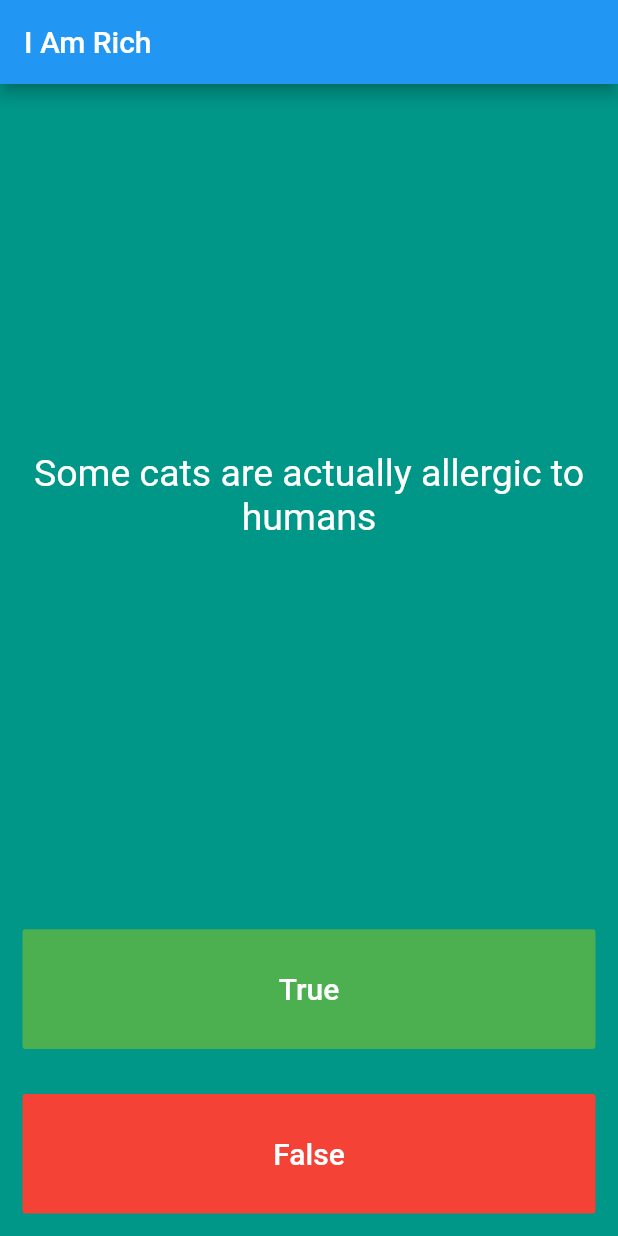
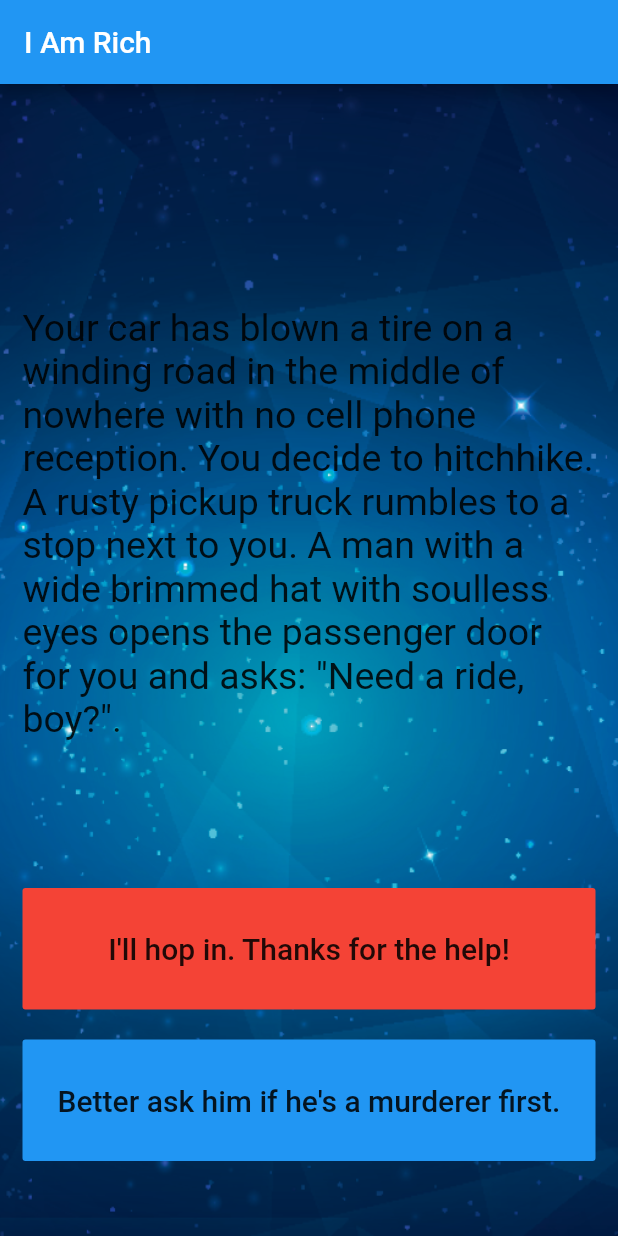
Before and after one commit to Dararii/flutter_learn, a Flutter app: the screen it shows after launch, on a phone screen of 412 x 824 dp. Run offline on Flutter 3.47's test engine with Material 2 defaults, Android fonts, the phone set to English and light mode, and no system bars; our stand-ins replace audioplayers, rflutter_alert.

Commit message:
Challenge: Destiny Bos

```diff
--- /dev/null
+++ b/lib/destiny_main.dart
@@ -0,0 +1,95 @@
+import 'package:flutter/material.dart';
+import 'package:flutter_learn/destiny_story_brain.dart';
+
+class StoryPage extends StatefulWidget {
+  _StoryPageState createState() => _StoryPageState();
+}
+
+class _StoryPageState extends State<StoryPage> {
+  //TODO: Step 9 - Create a new storyBrain object from the StoryBrain class.
+  StoryBrain storyBrain = StoryBrain();
+
+  @override
+  Widget build(BuildContext context) {
+    return Scaffold(
+      body: Container(
+        decoration: BoxDecoration(
+          image: DecorationImage(
+              image: AssetImage("images/background.png"), fit: BoxFit.fill),
+        ),
+        padding: EdgeInsets.symmetric(vertical: 50.0, horizontal: 15.0),
+        constraints: BoxConstraints.expand(),
+        child: SafeArea(
+          child: Column(
+            crossAxisAlignment: CrossAxisAlignment.stretch,
+            children: <Widget>[
+              Expanded(
+                flex: 12,
+                child: Center(
+                  child: Text(
+                    //TODO: Step 10 - use the storyBrain to get the first story title and display it in this Text Widget.
+                    storyBrain.getStory(),
+                    style: TextStyle(
+                      fontSize: 25.0,
+                    ),
+                  ),
+                ),
+              ),
+              Expanded(
+                flex: 2,
+                child: FlatButton(
+                  onPressed: () {
+                    //TODO: Step 24 - Run the app and try to figure out what code you need to add to this file to make the story change when you press on the choice buttons.
+                    setState(() {
+                      //Choice 1 made by user.
+                      //TODO: Step 18 - Call the nextStory() method from storyBrain and pass the number 1 as the choice made by the user.
+                      storyBrain.nextStory(1);
+                    });
+                  },
+                  color: Colors.red,
+                  child: Text(
+                    //TODO: Step 13 - Use the storyBrain to get the text for choice 1.
+                    storyBrain.getChoice1(),
+                    style: TextStyle(
+                      fontSize: 20.0,
+                    ),
+                  ),
+                ),
+              ),
+              SizedBox(
+                height: 20.0,
+              ),
+              Expanded(
+                flex: 2,
+                //TODO: Step 26 - Use a Flutter Visibility Widget to wrap this FlatButton.
+                child: Visibility(
+                  //TODO: Step 28 - Set the "visible" property of the Visibility Widget to equal the output from the buttonShouldBeVisible() method in the storyBrain.
+                  visible: storyBrain.buttonShouldBeVisible(),
+                  child: FlatButton(
+                    onPressed: () {
+                      setState(() {
+                        //Choice 2 made by user.
+                        //TODO: Step 19 - Call the nextStory() method from storyBrain and pass the number 2 as the choice made by the user.
+                        storyBrain.nextStory(2);
+                      });
+                    },
+                    color: Colors.blue,
+                    child: Text(
+                      //TODO: Step 14 - Use the storyBrain to get the text for choice 2.
+                      storyBrain.getChoice2(),
+                      style: TextStyle(
+                        fontSize: 20.0,
+                      ),
+                    ),
+                  ),
+                ),
+              ),
+            ],
+          ),
+        ),
+      ),
+    );
+  }
+}
+
+//TODO: Step 29 - Run the app and test it against the Story Outline to make sure you've completed all the steps. The code for the completed app can be found here: https://github.com/londonappbrewery/destini-challenge-completed/
--- /dev/null
+++ b/lib/destiny_story.dart
@@ -0,0 +1,9 @@
+class Story {
+  //TODO: Step 3 - Create 3 properties for this class, A. storyTitle to store the story text. B. choice1 to store the text for choice 1, C. choice2 to store the text for choice 2.
+  String storyTitle = "";
+  String choice1 = "";
+  String choice2 = "";
+
+  //TODO: Step 4 - Create a Constructor for this class to be able to initialise the properties created in step 3.
+  Story({this.storyTitle, this.choice1, this.choice2});
+}
--- /dev/null
+++ b/lib/destiny_story_brain.dart
@@ -0,0 +1,130 @@
+//TODO: Step 6 - import the story.dart file into this file.
+import 'destiny_story.dart';
+
+//TODO: Step 5 - Create a new class called StoryBrain.
+class StoryBrain {
+  //TODO: Step 16 - Create a property called storyNumber which starts with a value of 0. This will be used to track which story the user is currently viewing.
+  //TODO: Step 25 - Change the storyNumber property into a private property so that only story_brain.dart has access to it. You can do this by right clicking on the name (storyNumber) and selecting Refactor -> Rename to make the change across all the places where it's used.
+  int _storyNumber = 0;
+
+  //TODO: Step 7 - Uncomment the lines below to include storyData as a private property in StoryBrain. Hint: You might need to change something in story.dart to make this work.
+  List<Story> _storyData = [
+    Story(
+        storyTitle:
+            'Your car has blown a tire on a winding road in the middle of nowhere with no cell phone reception. You decide to hitchhike. A rusty pickup truck rumbles to a stop next to you. A man with a wide brimmed hat with soulless eyes opens the passenger door for you and asks: "Need a ride, boy?".',
+        choice1: 'I\'ll hop in. Thanks for the help!',
+        choice2: 'Better ask him if he\'s a murderer first.'),
+    Story(
+        storyTitle: 'He nods slowly, unphased by the question.',
+        choice1: 'At least he\'s honest. I\'ll climb in.',
+        choice2: 'Wait, I know how to change a tire.'),
+    Story(
+        storyTitle:
+            'As you begin to drive, the stranger starts talking about his relationship with his mother. He gets angrier and angrier by the minute. He asks you to open the glovebox. Inside you find a bloody knife, two severed fingers, and a cassette tape of Elton John. He reaches for the glove box.',
+        choice1: 'I love Elton John! Hand him the cassette tape.',
+        choice2: 'It\'s him or me! You take the knife and stab him.'),
+    Story(
+        storyTitle:
+            'What? Such a cop out! Did you know traffic accidents are the second leading cause of accidental death for most adult age groups?',
+        choice1: 'Restart',
+        choice2: ''),
+    Story(
+        storyTitle:
+            'As you smash through the guardrail and careen towards the jagged rocks below you reflect on the dubious wisdom of stabbing someone while they are driving a car you are in.',
+        choice1: 'Restart',
+        choice2: ''),
+    Story(
+        storyTitle:
+            'You bond with the murderer while crooning verses of "Can you feel the love tonight". He drops you off at the next town. Before you go he asks you if you know any good places to dump bodies. You reply: "Try the pier".',
+        choice1: 'Restart',
+        choice2: '')
+  ];
+
+  //TODO: Step 23 - Use the storyNumber property inside getStory(), getChoice1() and getChoice2() so that it gets the updated story and choices rather than always just the first (0th) one.
+  //TODO: Step 8 - Create a method called getStory() that returns the first storyTitle from _storyData.
+  String getStory() {
+    return _storyData[_storyNumber].storyTitle;
+  }
+
+  //TODO: Step 11 - Create a method called getChoice1() that returns the text for the first choice1 from _storyData.
+  String getChoice1() {
+    return _storyData[_storyNumber].choice1;
+  }
+
+  //TODO: Step 12 - Create a method called getChoice2() that returns the text for the first choice2 from _storyData.
+  String getChoice2() {
+    return _storyData[_storyNumber].choice2;
+  }
+
+  //TODO: Step 17 - Create a method called nextStory(), it should not have any outputs but it should have 1 input called choiceNumber which will be the choice number (int) made by the user.
+  void nextStory(int userChoice) {
+    //TODO: Step 20 - Download the story plan here: https://drive.google.com/uc?export=download&id=1KU6EghkO9Hf2hRM0756xFHgNaZyGCou3
+    //TODO: Step 21 - Using the story plan, update nextStory() to change the storyNumber depending on the choice made by the user. e.g. if choiceNumber was equal to 1 and the storyNumber is 0, the storyNumber should become 2.
+    switch (_storyNumber) {
+      case 0:
+        {
+          if (userChoice == 1)
+            _storyNumber = 2;
+          else
+            _storyNumber = 1;
+          break;
+        }
+      case 2:
+        {
+          if (userChoice == 1)
+            _storyNumber = 5;
+          else
+            _storyNumber = 4;
+          break;
+        }
+      case 1:
+        {
+          if (userChoice == 1)
+            _storyNumber = 2;
+          else
+            _storyNumber = 3;
+          break;
+        }
+      case 3:
+        {
+          restart();
+          break;
+        }
+      case 4:
+        {
+          restart();
+          break;
+        }
+      case 5:
+        {
+          restart();
+          break;
+        }
+    }
+  }
+
+  //TODO: Step 22 - In nextStory() if the storyNumber is equal to 3 or 4 or 5, that means it's the end of the game and it should call a method called restart() that resets the storyNumber to 0.
+  void restart() {
+    _storyNumber = 0;
+  }
+
+  //TODO: Step 27 - Create a method called buttonShouldBeVisible() which checks to see if storyNumber is 0 or 1 or 2 (when both buttons should show choices) and return true if that is the case, else it should return false.
+  bool buttonShouldBeVisible() {
+    switch (_storyNumber) {
+      case 0:
+        return true;
+      case 1:
+        return true;
+      case 2:
+        return true;
+      case 3:
+        return false;
+      case 4:
+        return false;
+      case 5:
+        return false;
+      default:
+        return false;
+    }
+  }
+}
--- a/lib/main.dart
+++ b/lib/main.dart
@@ -1,5 +1,5 @@
 import 'package:flutter/material.dart';
-import 'package:flutter_learn/quiz.dart';
+import 'package:flutter_learn/destiny_main.dart';
 
 void main() => runApp(MyApp());
 
@@ -13,7 +13,7 @@
             backgroundColor: Colors.blue,
           ),
           backgroundColor: Colors.teal,
-          body: Quizzler()
+          body: StoryPage()
       ),
     );
   }
```
Also changed, not shown: images/background.png (added).
